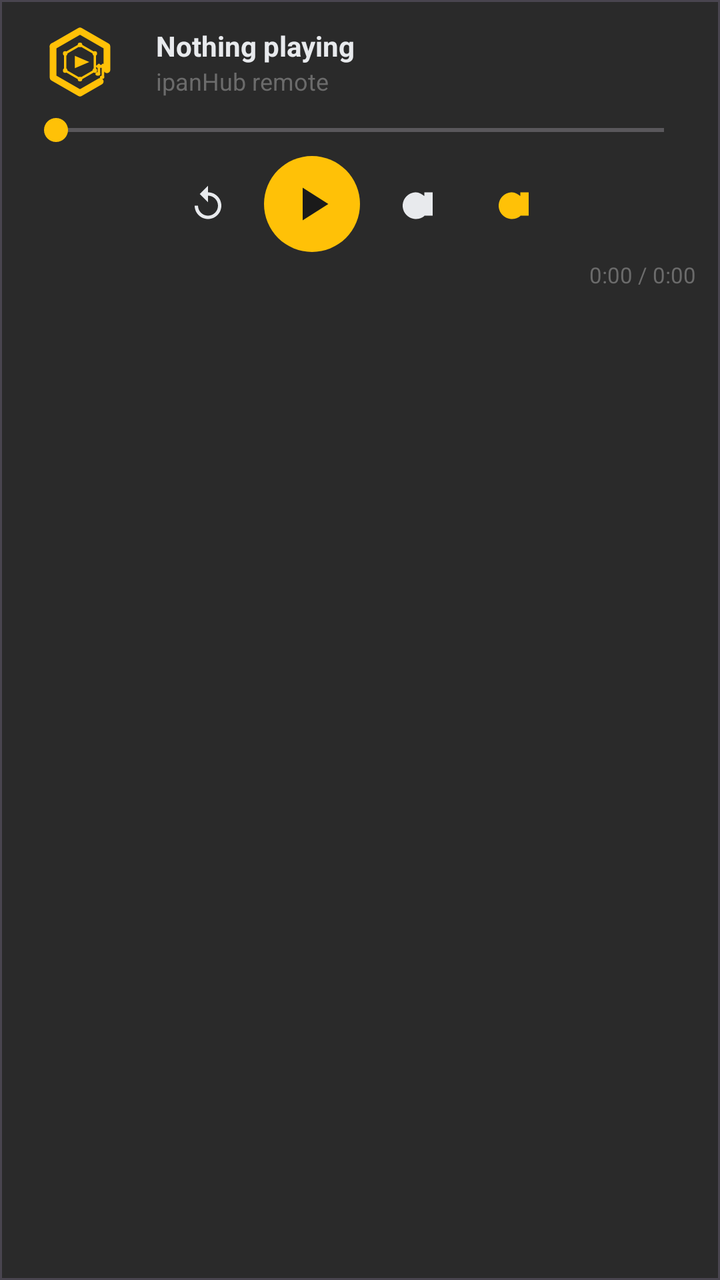
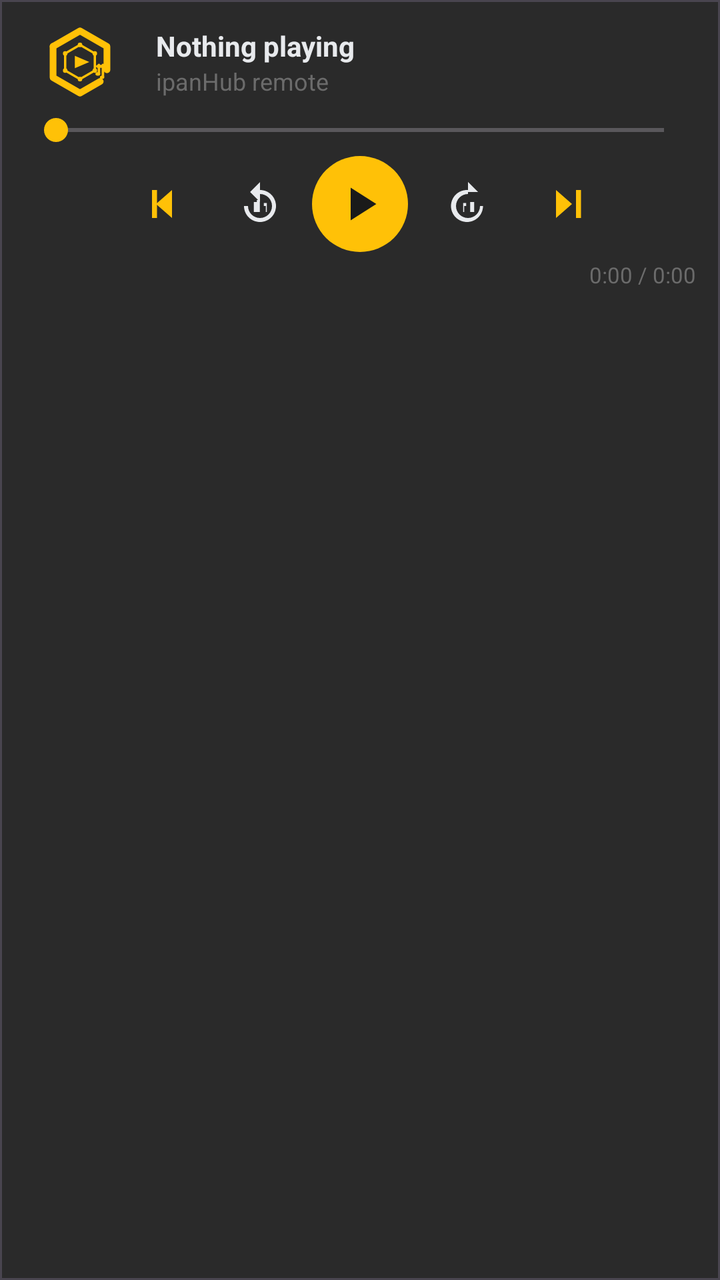

Compare the two renders of this Android layout. The source of the first and the diff that turns it into the second are given below.
<!-- AndroidManifest.xml: application theme Theme.CarTube -->
<!-- res/layout/include_mini_player.xml -->
<?xml version="1.0" encoding="utf-8"?>
<com.google.android.material.card.MaterialCardView
    xmlns:android="http://schemas.android.com/apk/res/android"
    xmlns:app="http://schemas.android.com/apk/res-auto"
    android:layout_width="match_parent"
    android:layout_height="wrap_content"
    app:cardBackgroundColor="@color/md_theme_surface_container_high"
    app:cardCornerRadius="0dp"
    app:cardElevation="8dp">

    <LinearLayout
        android:layout_width="match_parent"
        android:layout_height="wrap_content"
        android:orientation="vertical"
        android:paddingHorizontal="12dp"
        android:paddingTop="10dp"
        android:paddingBottom="12dp">

        <LinearLayout
            android:layout_width="match_parent"
            android:layout_height="wrap_content"
            android:gravity="center_vertical"
            android:orientation="horizontal">

            <com.google.android.material.imageview.ShapeableImageView
                android:id="@+id/miniThumb"
                android:layout_width="56dp"
                android:layout_height="42dp"
                android:scaleType="centerCrop"
                app:shapeAppearanceOverlay="@style/ShapeAppearance.Material3.Corner.Small"
                app:srcCompat="@drawable/ic_launcher_foreground" />

            <LinearLayout
                android:layout_width="0dp"
                android:layout_height="wrap_content"
                android:layout_marginStart="10dp"
                android:layout_weight="1"
                android:orientation="vertical">

                <TextView
                    android:id="@+id/miniTitle"
                    android:layout_width="match_parent"
                    android:layout_height="wrap_content"
                    android:ellipsize="end"
                    android:maxLines="1"
                    android:text="@string/nothing_playing"
                    android:textColor="@color/md_theme_on_surface"
                    android:textSize="14sp"
                    android:textStyle="bold" />

                <TextView
                    android:id="@+id/miniChannel"
                    android:layout_width="match_parent"
                    android:layout_height="wrap_content"
                    android:ellipsize="end"
                    android:maxLines="1"
                    android:text="@string/mini_player_subtitle"
                    android:textColor="@color/md_theme_outline"
                    android:textSize="12sp" />
            </LinearLayout>
        </LinearLayout>

        <SeekBar
            android:id="@+id/miniSeek"
            android:layout_width="match_parent"
            android:layout_height="wrap_content"
            android:layout_marginTop="4dp"
            android:max="1000"
            android:progressTint="@color/md_theme_primary"
            android:thumbTint="@color/md_theme_primary" />

        <LinearLayout
            android:layout_width="match_parent"
            android:layout_height="wrap_content"
            android:gravity="center"
            android:orientation="horizontal">

            <com.google.android.material.button.MaterialButton
                android:id="@+id/seekBack10"
                style="@style/Widget.Material3.Button.IconButton"
                android:layout_width="48dp"
                android:layout_height="48dp"
                app:icon="@drawable/ic_skip_back"
                app:iconTint="@color/md_theme_on_surface" />

            <com.google.android.material.button.MaterialButton
                android:id="@+id/miniPlayPause"
                style="@style/Widget.Material3.Button.IconButton.Filled"
                android:layout_width="56dp"
                android:layout_height="56dp"
                app:icon="@drawable/ic_play"
                app:iconSize="28dp" />

            <com.google.android.material.button.MaterialButton
                android:id="@+id/seekForward10"
                style="@style/Widget.Material3.Button.IconButton"
                android:layout_width="48dp"
                android:layout_height="48dp"
                app:icon="@drawable/ic_skip_forward"
                app:iconTint="@color/md_theme_on_surface" />

            <com.google.android.material.button.MaterialButton
                android:id="@+id/queueNext"
                style="@style/Widget.Material3.Button.IconButton"
                android:layout_width="48dp"
                android:layout_height="48dp"
                app:icon="@drawable/ic_skip_forward"
                app:iconTint="@color/md_theme_primary" />
        </LinearLayout>

        <TextView
            android:id="@+id/miniTime"
            android:layout_width="match_parent"
            android:layout_height="wrap_content"
            android:gravity="end"
            android:text="0:00 / 0:00"
            android:textColor="@color/md_theme_outline"
            android:textSize="11sp" />
    </LinearLayout>
</com.google.android.material.card.MaterialCardView>
<!-- resources referenced by this layout -->
<resources>
  <color name="md_theme_on_surface">#E8EAED</color>
  <color name="md_theme_outline">#6B6B6B</color>
  <color name="md_theme_primary">#FFC107</color>
  <color name="md_theme_surface_container_high">#2A2A2A</color>
  <!-- drawable ic_play (drawable) -->
  <vector xmlns:android="http://schemas.android.com/apk/res/android"
      android:width="24dp"
      android:height="24dp"
      android:viewportWidth="24"
      android:viewportHeight="24">
      <path
          android:fillColor="#FFFFFF"
          android:pathData="M8,5v14l11,-7z" />
  </vector>
  <!-- drawable ic_skip_back (drawable) -->
  <vector xmlns:android="http://schemas.android.com/apk/res/android"
      android:width="24dp"
      android:height="24dp"
      android:viewportWidth="24"
      android:viewportHeight="24">
      <path
          android:fillColor="#FFFFFF"
          android:pathData="M12,5V1L7,6l5,5V7c3.31,0 6,2.69 6,6s-2.69,6 -6,6 -6,-2.69 -6,-6H4c0,4.42 3.58,8 8,8s8,-3.58 8,-8 -3.58,-8 -8,-8z" />
  </vector>
  <!-- drawable ic_skip_forward (drawable) -->
  <vector xmlns:android="http://schemas.android.com/apk/res/android"
      android:width="24dp"
      android:height="24dp"
      android:viewportWidth="24"
      android:viewportHeight="24">
      <path
          android:fillColor="#FFFFFF"
          android:pathData="M4,13c0,4.42 3.58,8 8,8 1.85,0 3.55,-0.63 4.9,-1.69L17,19h5V5h-5v2.24C15.15,5.82 13.64,5 12,5c-4.42,0 -8,3.58 -8,8z" />
  </vector>
  <string name="mini_player_subtitle">ipanHub remote</string>
  <string name="nothing_playing">Nothing playing</string>
  <color name="md_theme_on_primary">#1A1A1A</color>
  <color name="md_theme_primary_container">#3D3000</color>
  <color name="md_theme_on_primary_container">#FFE082</color>
  <color name="md_theme_secondary">#FFD54F</color>
  <color name="md_theme_on_secondary">#1A1A1A</color>
  <color name="md_theme_surface">#121212</color>
  <color name="md_theme_surface_container">#1E1E1E</color>
  <color name="ic_launcher_background">#1A1A1A</color>
  <!-- unchanged entries left out for length: 2 -->
</resources>

<!-- the commit's change to res/layout/include_mini_player.xml (unified diff, before → after) -->
@@ -76,12 +76,24 @@
             android:orientation="horizontal">
 
             <com.google.android.material.button.MaterialButton
+                android:id="@+id/queuePrevious"
+                style="@style/Widget.Material3.Button.IconButton"
+                android:layout_width="48dp"
+                android:layout_height="48dp"
+                android:contentDescription="@string/skip_previous"
+                app:icon="@drawable/ic_skip_previous"
+                app:iconTint="@color/md_theme_primary"
+                app:iconSize="24dp" />
+
+            <com.google.android.material.button.MaterialButton
                 android:id="@+id/seekBack10"
                 style="@style/Widget.Material3.Button.IconButton"
                 android:layout_width="48dp"
                 android:layout_height="48dp"
-                app:icon="@drawable/ic_skip_back"
-                app:iconTint="@color/md_theme_on_surface" />
+                android:contentDescription="@string/replay_10"
+                app:icon="@drawable/ic_replay_10"
+                app:iconTint="@color/md_theme_on_surface"
+                app:iconSize="24dp" />
 
             <com.google.android.material.button.MaterialButton
                 android:id="@+id/miniPlayPause"
@@ -96,16 +108,20 @@
                 style="@style/Widget.Material3.Button.IconButton"
                 android:layout_width="48dp"
                 android:layout_height="48dp"
-                app:icon="@drawable/ic_skip_forward"
-                app:iconTint="@color/md_theme_on_surface" />
+                android:contentDescription="@string/forward_10"
+                app:icon="@drawable/ic_forward_10"
+                app:iconTint="@color/md_theme_on_surface"
+                app:iconSize="24dp" />
 
             <com.google.android.material.button.MaterialButton
                 android:id="@+id/queueNext"
                 style="@style/Widget.Material3.Button.IconButton"
                 android:layout_width="48dp"
                 android:layout_height="48dp"
-                app:icon="@drawable/ic_skip_forward"
-                app:iconTint="@color/md_theme_primary" />
+                android:contentDescription="@string/skip_next"
+                app:icon="@drawable/ic_skip_next"
+                app:iconTint="@color/md_theme_primary"
+                app:iconSize="24dp" />
         </LinearLayout>
 
         <TextView
<!-- resource entries referenced after the edit -->
@@ -4,6 +4,20 @@
   <color name="md_theme_outline">#6B6B6B</color>
   <color name="md_theme_primary">#FFC107</color>
   <color name="md_theme_surface_container_high">#2A2A2A</color>
+  <!-- drawable ic_forward_10 (drawable) -->
+  <vector xmlns:android="http://schemas.android.com/apk/res/android"
+      android:width="24dp"
+      android:height="24dp"
+      android:viewportWidth="24"
+      android:viewportHeight="24">
+      
+      <path
+          android:fillColor="#FFFFFFFF"
+          android:pathData="M13.1,16v-5h2v5h-2zM9.6,16v-4.5h1.5v1.5h-1v3H9.6V16z" />
+      <path
+          android:fillColor="#FFFFFFFF"
+          android:pathData="M12,5V1l5,5h-5V7c-3.31,0 -6,2.69 -6,6s2.69,6 6,6 6,-2.69 6,-6h1.5c0,4.42 -3.58,8 -8,8s-8,-3.58 -8,-8 3.58,-8 8,-8z" />
+  </vector>
   <!-- drawable ic_play (drawable) -->
   <vector xmlns:android="http://schemas.android.com/apk/res/android"
       android:width="24dp"
@@ -14,7 +28,22 @@
           android:fillColor="#FFFFFF"
           android:pathData="M8,5v14l11,-7z" />
   </vector>
-  <!-- drawable ic_skip_back (drawable) -->
+  <!-- drawable ic_replay_10 (drawable) -->
+  <vector xmlns:android="http://schemas.android.com/apk/res/android"
+      android:width="24dp"
+      android:height="24dp"
+      android:viewportWidth="24"
+      android:viewportHeight="24">
+      
+      <path
+          android:fillColor="#FFFFFFFF"
+          android:pathData="M10.9,16v-5H8.9v1.5h1.5V16h1.5v-6h-1.5v1.5h-1.5V16zM15.4,16v-4.5h-1.5v1.5h1v3h1.5V16z" />
+      <path
+          android:fillColor="#FFFFFFFF"
+          android:pathData="M12,5V1L7,6l5,5V7c3.31,0 6,2.69 6,6s-2.69,6 -6,6 -6,-2.69 -6,-6H4c0,4.42 3.58,8 8,8s8,-3.58 8,-8 -3.58,-8 -8,-8z" />
+  </vector>
+  <!-- drawable ic_skip_next (drawable) -->
+  <?xml version="1.0" encoding="utf-8"?>
   <vector xmlns:android="http://schemas.android.com/apk/res/android"
       android:width="24dp"
       android:height="24dp"
@@ -22,9 +51,13 @@
       android:viewportHeight="24">
       <path
           android:fillColor="#FFFFFF"
-          android:pathData="M12,5V1L7,6l5,5V7c3.31,0 6,2.69 6,6s-2.69,6 -6,6 -6,-2.69 -6,-6H4c0,4.42 3.58,8 8,8s8,-3.58 8,-8 -3.58,-8 -8,-8z" />
+          android:pathData="M8,19L8,5L16,12Z" />
+      <path
+          android:fillColor="#FFFFFF"
+          android:pathData="M18,5h2.5v14H18V5z" />
   </vector>
-  <!-- drawable ic_skip_forward (drawable) -->
+  <!-- drawable ic_skip_previous (drawable) -->
+  <?xml version="1.0" encoding="utf-8"?>
   <vector xmlns:android="http://schemas.android.com/apk/res/android"
       android:width="24dp"
       android:height="24dp"
@@ -32,10 +65,17 @@
       android:viewportHeight="24">
       <path
           android:fillColor="#FFFFFF"
-          android:pathData="M4,13c0,4.42 3.58,8 8,8 1.85,0 3.55,-0.63 4.9,-1.69L17,19h5V5h-5v2.24C15.15,5.82 13.64,5 12,5c-4.42,0 -8,3.58 -8,8z" />
+          android:pathData="M6,5h2.5v14H6V5z" />
+      <path
+          android:fillColor="#FFFFFF"
+          android:pathData="M16,19L8,12L16,5Z" />
   </vector>
+  <string name="forward_10">Forward 10 seconds</string>
   <string name="mini_player_subtitle">ipanHub remote</string>
   <string name="nothing_playing">Nothing playing</string>
+  <string name="replay_10">Back 10 seconds</string>
+  <string name="skip_next">Next track</string>
+  <string name="skip_previous">Previous track</string>
   <color name="md_theme_on_primary">#1A1A1A</color>
   <color name="md_theme_primary_container">#3D3000</color>
   <color name="md_theme_on_primary_container">#FFE082</color>
